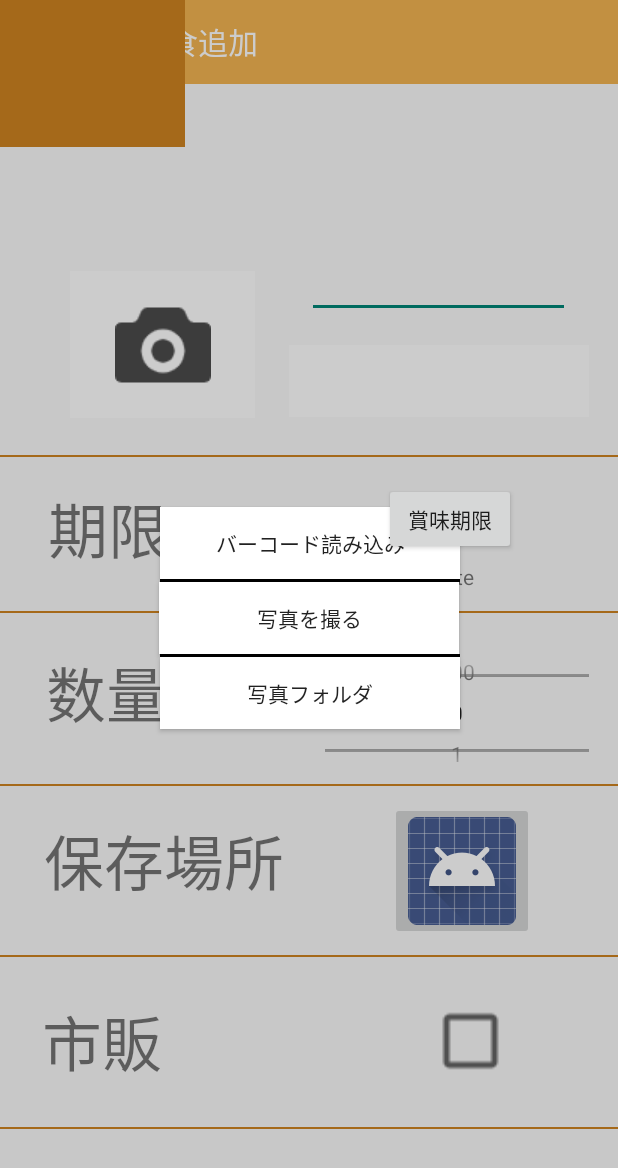
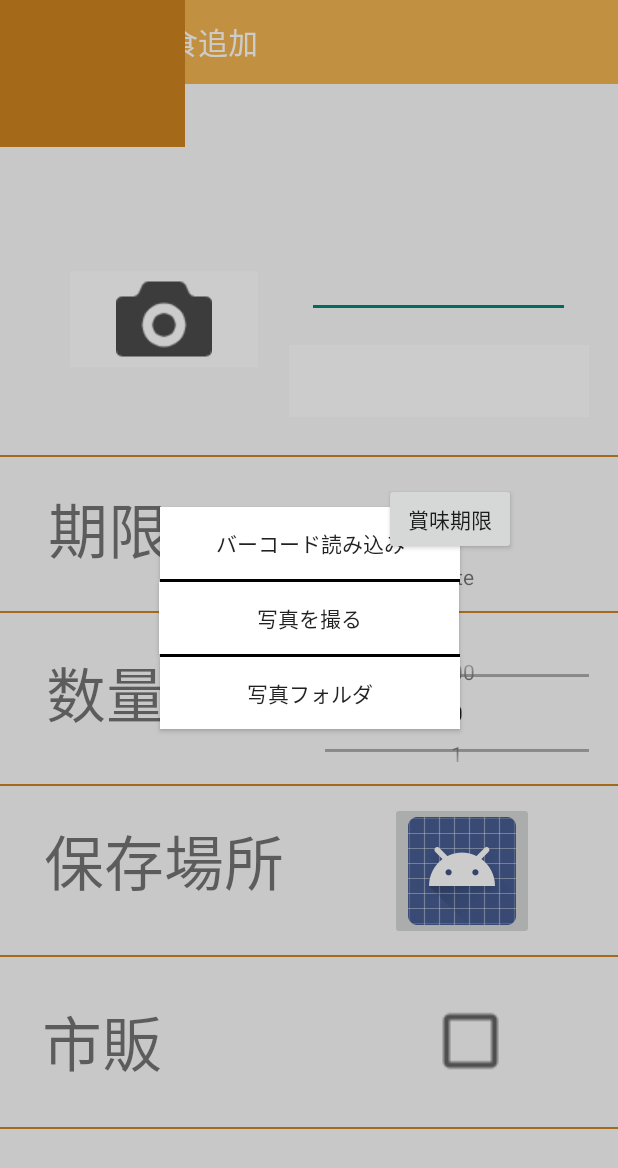
Before and after one commit to kirikirisu/kanazawaApp-2019, an Android app: the screen it shows after launch (FoodAdditionActivity), after a tap on an icon or button, on a phone screen of 412 x 824 dp. Shown: the top 1168 px of the screen. Run offline under Robolectric (Android 15) with nearby library versions, the phone set to English and light mode, and no system bars; libraries missing offline, so code that uses them is left out: com.github.kittinunf.fuel, com.github.kittinunf.result, com.google.zxing.integration.

```diff
--- a/app/build.gradle
+++ b/app/build.gradle
@@ -32,6 +32,8 @@ repositories {
 }
 
 dependencies {
+    implementation 'com.github.kittinunf.fuel:fuel:2.2.0'
+    implementation 'com.github.kittinunf.fuel:fuel-android:2.2.0'
     implementation 'com.journeyapps:zxing-android-embedded:4.0.2'
     implementation fileTree(dir: 'libs', include: ['*.jar'])
     implementation "org.jetbrains.kotlin:kotlin-stdlib-jdk7:$kotlin_version"
--- a/app/src/main/AndroidManifest.xml
+++ b/app/src/main/AndroidManifest.xml
@@ -4,6 +4,7 @@
     package="com.example.kanazawaapp_2019">
 
     <uses-permission android:name="android.permission.CAMERA" />
+    <uses-permission android:name="android.permission.INTERNET" />
     <uses-feature android:name="android.hardware.camera"
         android:required="true" />
     <uses-sdk tools:overrideLibrary="com.google.zxing.client.android" />
--- a/app/src/main/java/com/example/kanazawaapp_2019/CameraSelectionFragment.kt
+++ b/app/src/main/java/com/example/kanazawaapp_2019/CameraSelectionFragment.kt
@@ -16,9 +16,12 @@ import android.widget.Button
 import android.widget.ImageView
 import android.widget.Toast
 import androidx.fragment.app.Fragment
+import com.github.kittinunf.fuel.httpGet
 import com.google.zxing.integration.android.IntentIntegrator
 import kotlinx.android.synthetic.main.activity_food_addition.*
 import java.io.BufferedInputStream
+import com.github.kittinunf.result.Result;
+
 //import sun.jvm.hotspot.utilities.IntArray
 import java.io.IOException
 
@@ -92,7 +95,25 @@ class CameraSelectionFragment : Fragment() {
         val result = IntentIntegrator.parseActivityResult(requestCode, resultCode, data)
 
         when {
-            result != null -> Log.d("バーコード",result.toString())
+            result != null -> {
+                Log.d("バーコード",result.toString())
+
+                val httpAsync = "https://shopping.yahooapis.jp/ShoppingWebService/V1/itemSearch?appid=dj00aiZpPUdwOFNBamp0S0FjeiZzPWNvbnN1bWVyc2VjcmV0Jng9MjU-&jan=${result.contents}"
+                    .httpGet()
+                    .responseString { request, response, result ->
+                        when (result) {
+                            is Result.Failure -> {
+                                val ex = result.getException()
+                                Log.d("バーコード",ex.toString())
+                            }
+                            is Result.Success -> {
+                                val data = result.get()
+                                Log.d("バーコード",data.)
+                            }
+                        }
+                    }
+                httpAsync.join()
+            }
             else -> super.onActivityResult(requestCode, resultCode, data)
         }
 
--- a/app/src/main/res/layout/activity_food_addition.xml
+++ b/app/src/main/res/layout/activity_food_addition.xml
@@ -60,14 +60,14 @@
     <!--保存食写真-->
     <ImageButton
         android:id="@+id/photoView"
-        android:layout_width="123dp"
-        android:layout_height="98dp"
+        android:layout_width="125dp"
+        android:layout_height="wrap_content"
         android:layout_alignParentEnd="true"
         android:layout_alignParentRight="true"
         android:layout_alignParentBottom="true"
-        android:layout_marginEnd="242dp"
-        android:layout_marginRight="242dp"
-        android:layout_marginBottom="545dp"
+        android:layout_marginEnd="240dp"
+        android:layout_marginRight="240dp"
+        android:layout_marginBottom="579dp"
         android:background="@color/colorWhite"
         app:srcCompat="@drawable/camera_icon" />
 
@@ -215,9 +215,7 @@
         android:id="@+id/displayPhoto"
         android:layout_width="123dp"
         android:layout_height="98dp"
-        android:layout_marginEnd="242dp"
         android:layout_marginRight="242dp"
-        android:layout_marginBottom="545dp"
         android:background="@color/colorPrimaryDark" />
 
     <FrameLayout
```
